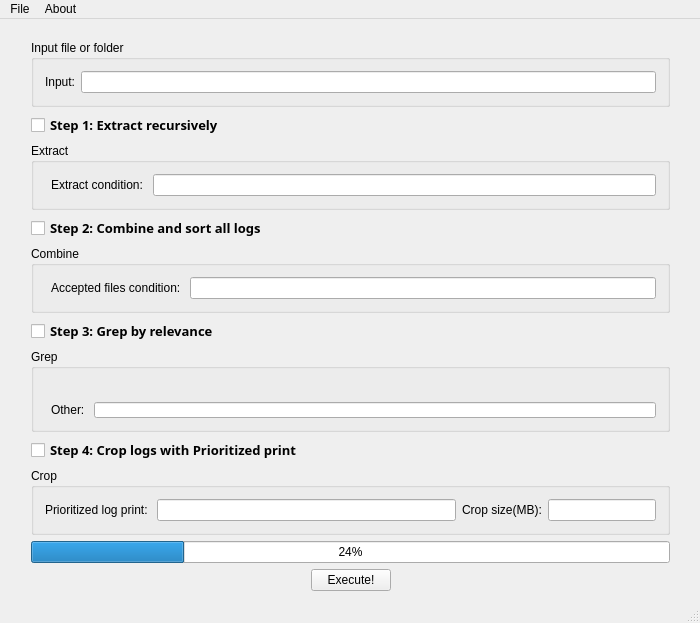
Old version of the form WcdmaTools/WcdmaTools/src/WcdmaTools.ui in the repository aprgproject/aprg.
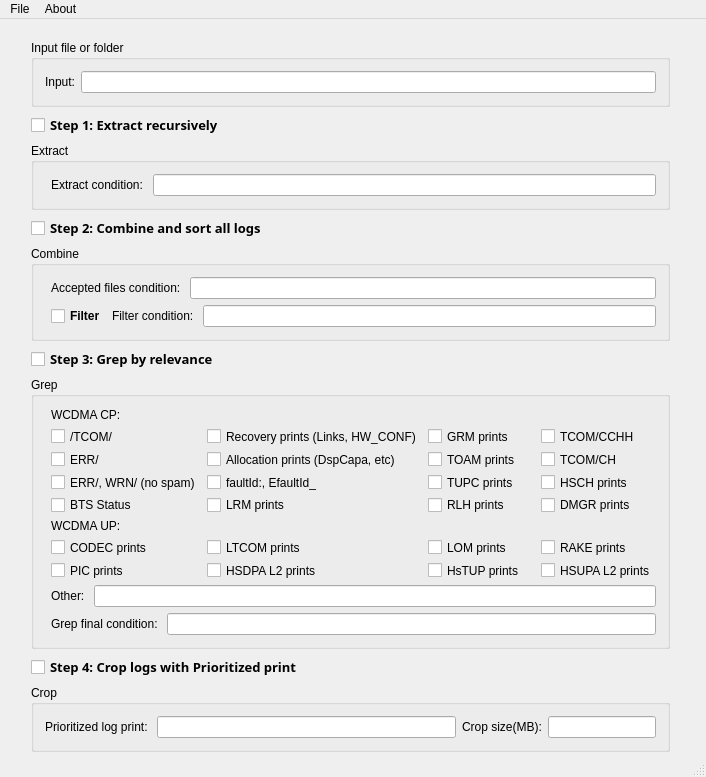
New version of the form.

```diff
--- a/WcdmaTools/WcdmaTools/src/WcdmaTools.ui
+++ b/WcdmaTools/WcdmaTools/src/WcdmaTools.ui
@@ -6,8 +6,8 @@
    <rect>
     <x>0</x>
     <y>0</y>
-    <width>700</width>
-    <height>623</height>
+    <width>706</width>
+    <height>777</height>
    </rect>
   </property>
   <property name="sizePolicy">
@@ -26,7 +26,7 @@
       <x>20</x>
       <y>10</y>
       <width>661</width>
-      <height>573</height>
+      <height>790</height>
      </rect>
     </property>
     <layout class="QFormLayout" name="formLayout_3">
@@ -138,6 +138,33 @@
             </item>
            </layout>
           </item>
+          <item>
+           <layout class="QHBoxLayout" name="horizontalLayout_5">
+            <item>
+             <widget class="QCheckBox" name="filterSubStep">
+              <property name="font">
+               <font>
+                <weight>75</weight>
+                <bold>true</bold>
+               </font>
+              </property>
+              <property name="text">
+               <string>Filter</string>
+              </property>
+             </widget>
+            </item>
+            <item>
+             <widget class="QLabel" name="label_13">
+              <property name="text">
+               <string>Filter condition: </string>
+              </property>
+             </widget>
+            </item>
+            <item>
+             <widget class="QLineEdit" name="filterCondition"/>
+            </item>
+           </layout>
+          </item>
          </layout>
         </item>
        </layout>
@@ -158,7 +185,7 @@
        </property>
       </widget>
      </item>
-     <item row="6" column="0" colspan="2">
+     <item row="7" column="0" colspan="2">
       <widget class="QGroupBox" name="groupBox_4">
        <property name="title">
         <string>Grep</string>
@@ -171,124 +198,194 @@
          <layout class="QVBoxLayout" name="verticalLayout_4">
           <item>
            <layout class="QGridLayout" name="gridLayout_2">
+            <item row="7" column="1">
+             <widget class="QCheckBox" name="ltcom">
+              <property name="text">
+               <string>LTCOM prints</string>
+              </property>
+             </widget>
+            </item>
+            <item row="7" column="0">
+             <widget class="QCheckBox" name="codec">
+              <property name="text">
+               <string>CODEC prints</string>
+              </property>
+             </widget>
+            </item>
             <item row="1" column="0">
+             <widget class="QLabel" name="label_11">
+              <property name="text">
+               <string>WCDMA CP: </string>
+              </property>
+             </widget>
+            </item>
+            <item row="6" column="0">
+             <widget class="QLabel" name="label_12">
+              <property name="text">
+               <string>WCDMA UP: </string>
+              </property>
+             </widget>
+            </item>
+            <item row="4" column="3">
+             <widget class="QCheckBox" name="hsch">
+              <property name="text">
+               <string>HSCH prints</string>
+              </property>
+             </widget>
+            </item>
+            <item row="2" column="2">
+             <widget class="QCheckBox" name="grm">
+              <property name="text">
+               <string>GRM prints</string>
+              </property>
+             </widget>
+            </item>
+            <item row="5" column="3">
+             <widget class="QCheckBox" name="dmgr">
+              <property name="text">
+               <string>DMGR prints</string>
+              </property>
+             </widget>
+            </item>
+            <item row="3" column="3">
+             <widget class="QCheckBox" name="cchhSdl">
+              <property name="text">
+               <string>TCOM/CH</string>
+              </property>
+             </widget>
+            </item>
+            <item row="3" column="2">
+             <widget class="QCheckBox" name="toam">
+              <property name="text">
+               <string>TOAM prints</string>
+              </property>
+             </widget>
+            </item>
+            <item row="7" column="2">
+             <widget class="QCheckBox" name="lom">
+              <property name="text">
+               <string>LOM prints</string>
+              </property>
+             </widget>
+            </item>
+            <item row="3" column="0">
              <widget class="QCheckBox" name="err">
               <property name="text">
                <string>ERR/</string>
               </property>
              </widget>
             </item>
-            <item row="2" column="0">
+            <item row="4" column="0">
              <widget class="QCheckBox" name="errWrnNoSpam">
               <property name="text">
                <string>ERR/, WRN/ (no spam)</string>
               </property>
              </widget>
             </item>
-            <item row="0" column="0">
+            <item row="2" column="0">
              <widget class="QCheckBox" name="tcom">
               <property name="text">
                <string>/TCOM/</string>
               </property>
              </widget>
             </item>
-            <item row="1" column="1">
+            <item row="5" column="0">
+             <widget class="QCheckBox" name="btsStatus">
+              <property name="text">
+               <string>BTS Status</string>
+              </property>
+             </widget>
+            </item>
+            <item row="3" column="1">
              <widget class="QCheckBox" name="allocation">
               <property name="text">
                <string>Allocation prints (DspCapa, etc)</string>
               </property>
              </widget>
             </item>
-            <item row="0" column="1">
+            <item row="2" column="1">
              <widget class="QCheckBox" name="recovery">
               <property name="text">
                <string>Recovery prints (Links, HW_CONF)</string>
               </property>
              </widget>
             </item>
-            <item row="3" column="0">
-             <widget class="QCheckBox" name="btsStatus">
-              <property name="text">
-               <string>BTS Status</string>
-              </property>
-             </widget>
-            </item>
-            <item row="0" column="3">
+            <item row="2" column="3">
              <widget class="QCheckBox" name="cchh">
               <property name="text">
                <string>TCOM/CCHH</string>
               </property>
              </widget>
             </item>
-            <item row="2" column="2">
+            <item row="4" column="2">
              <widget class="QCheckBox" name="tupc">
               <property name="text">
                <string>TUPC prints</string>
               </property>
              </widget>
             </item>
-            <item row="3" column="2">
+            <item row="5" column="2">
              <widget class="QCheckBox" name="rlh">
               <property name="text">
                <string>RLH prints</string>
               </property>
              </widget>
             </item>
-            <item row="2" column="1">
-             <widget class="QCheckBox" name="fault">
-              <property name="text">
-               <string>faultId:, EfaultId_</string>
-              </property>
-             </widget>
-            </item>
-            <item row="3" column="1">
+            <item row="5" column="1">
              <widget class="QCheckBox" name="lrm">
               <property name="text">
                <string>LRM prints</string>
               </property>
              </widget>
             </item>
-            <item row="0" column="2">
-             <widget class="QCheckBox" name="grm">
+            <item row="4" column="1">
+             <widget class="QCheckBox" name="fault">
               <property name="text">
-               <string>GRM prints</string>
+               <string>faultId:, EfaultId_</string>
               </property>
              </widget>
             </item>
-            <item row="1" column="2">
-             <widget class="QCheckBox" name="toam">
+            <item row="8" column="0">
+             <widget class="QCheckBox" name="pic">
               <property name="text">
-               <string>TOAM prints</string>
+               <string>PIC prints</string>
               </property>
              </widget>
             </item>
-            <item row="3" column="3">
-             <widget class="QCheckBox" name="dmgr">
+            <item row="8" column="3">
+             <widget class="QCheckBox" name="hsupal2">
               <property name="text">
-               <string>DMGR prints</string>
+               <string>HSUPA L2 prints</string>
               </property>
              </widget>
             </item>
-            <item row="2" column="3">
-             <widget class="QCheckBox" name="hsch">
+            <item row="7" column="3">
+             <widget class="QCheckBox" name="rake">
               <property name="text">
-               <string>HSCH prints</string>
+               <string>RAKE prints</string>
               </property>
              </widget>
             </item>
-            <item row="1" column="3">
-             <widget class="QCheckBox" name="cchhSdl">
+            <item row="8" column="1">
+             <widget class="QCheckBox" name="hsdpal2">
               <property name="text">
-               <string>CCHH SDL</string>
+               <string>HSDPA L2 prints</string>
+              </property>
+             </widget>
+            </item>
+            <item row="8" column="2">
+             <widget class="QCheckBox" name="hstup">
+              <property name="text">
+               <string>HsTUP prints</string>
               </property>
              </widget>
             </item>
            </layout>
           </item>
           <item>
-           <layout class="QHBoxLayout" name="horizontalLayout_2">
+           <layout class="QHBoxLayout" name="horizontalLayout_4">
             <item>
-             <widget class="QLabel" name="label_9">
+             <widget class="QLabel" name="label_10">
               <property name="text">
                <string>Other: </string>
               </property>
@@ -299,12 +396,30 @@
             </item>
            </layout>
           </item>
+          <item>
+           <layout class="QHBoxLayout" name="horizontalLayout_2">
+            <item>
+             <widget class="QLabel" name="label_9">
+              <property name="text">
+               <string>Grep final condition: </string>
+              </property>
+             </widget>
+            </item>
+            <item>
+             <widget class="QLineEdit" name="grepFinalCondition">
+              <property name="readOnly">
+               <bool>true</bool>
+              </property>
+             </widget>
+            </item>
+           </layout>
+          </item>
          </layout>
         </item>
        </layout>
       </widget>
      </item>
-     <item row="7" column="0">
+     <item row="8" column="0">
       <widget class="QCheckBox" name="cropStep">
        <property name="font">
         <font>
@@ -319,7 +434,7 @@
        </property>
       </widget>
      </item>
-     <item row="9" column="0" colspan="2">
+     <item row="10" column="0" colspan="2">
       <widget class="QGroupBox" name="groupBox_5">
        <property name="title">
         <string>Crop</string>
@@ -371,7 +486,7 @@
        </layout>
       </widget>
      </item>
-     <item row="11" column="0" colspan="2">
+     <item row="12" column="0" colspan="2">
       <layout class="QHBoxLayout" name="horizontalLayout_6">
        <item>
         <spacer name="horizontalSpacer">
@@ -408,7 +523,7 @@
        </item>
       </layout>
      </item>
-     <item row="10" column="0" colspan="2">
+     <item row="11" column="0" colspan="2">
       <widget class="QProgressBar" name="progressBar">
        <property name="value">
         <number>24</number>
@@ -423,7 +538,7 @@
     <rect>
      <x>0</x>
      <y>0</y>
-     <width>700</width>
+     <width>706</width>
      <height>21</height>
     </rect>
    </property>
```
